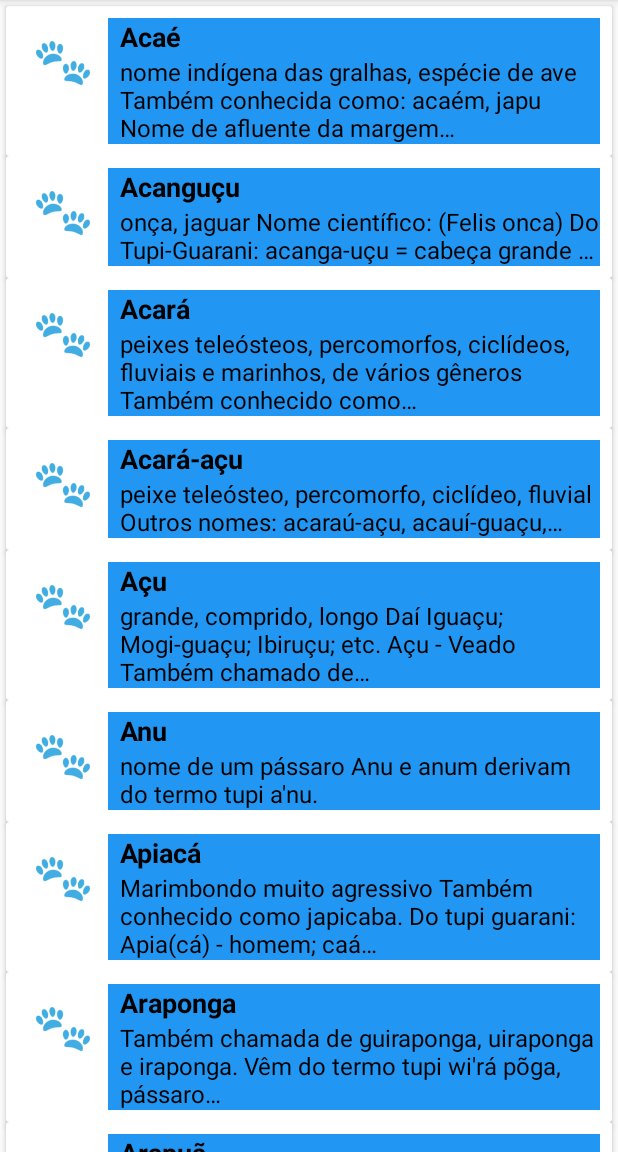
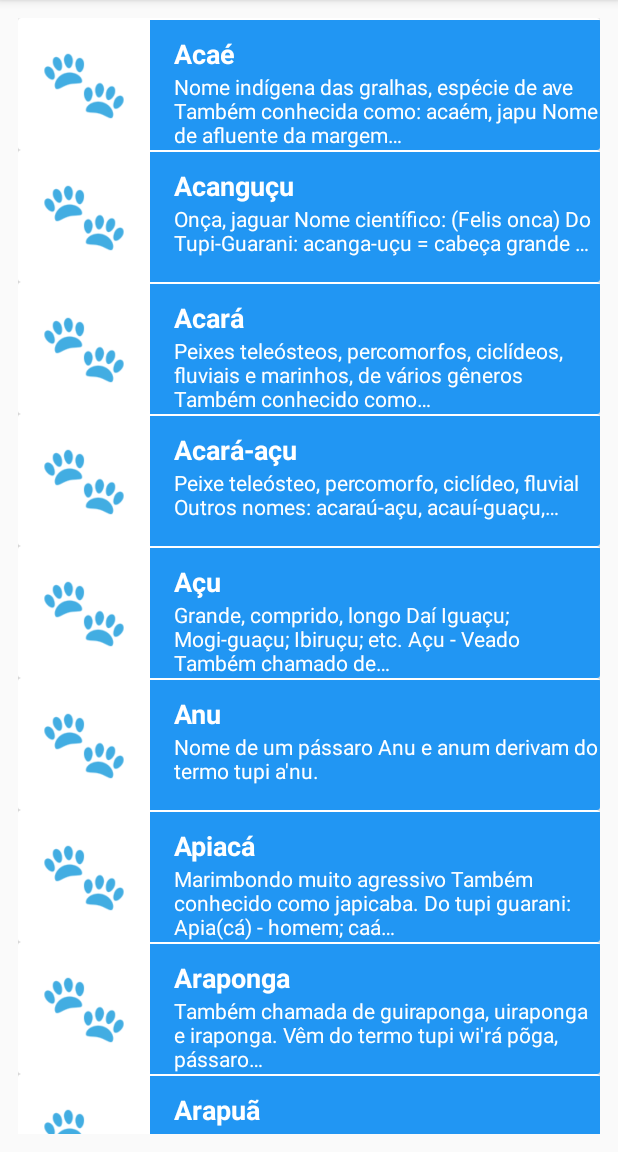
Before and after one commit to RubensZaes/Tupicionario, an Android app: the BichosActivity screen opened directly, with no data from a screen before it, on a phone screen of 412 x 824 dp, the part 84-1236 px from its top. Run offline under Robolectric (Android 15) with nearby library versions, the phone set to English and light mode, and no system bars.

Commit message:
Stylizing Activitys

```diff
--- a/app/src/main/java/com/example/tupicionario/BichosActivity.kt
+++ b/app/src/main/java/com/example/tupicionario/BichosActivity.kt
@@ -41,6 +41,6 @@ class BichosActivity : AppCompatActivity(), OnItemClickListener {
     }
 
     override fun onItemClick(itemList: Item, position: Int) {
-        Toast.makeText(this, itemList.description, Toast.LENGTH_SHORT).show()
+        Toast.makeText(this, itemList.description, Toast.LENGTH_LONG).show()
     }
 }
--- a/app/src/main/java/com/example/tupicionario/CulinariaActivity.kt
+++ b/app/src/main/java/com/example/tupicionario/CulinariaActivity.kt
@@ -36,6 +36,6 @@ class CulinariaActivity : AppCompatActivity(), OnItemClickListener {
     }
 
     override fun onItemClick(itemList: Item, position: Int) {
-        Toast.makeText(this, itemList.description, Toast.LENGTH_SHORT).show()
+        Toast.makeText(this, itemList.description, Toast.LENGTH_LONG).show()
     }
 }
--- a/app/src/main/java/com/example/tupicionario/PlantasActivity.kt
+++ b/app/src/main/java/com/example/tupicionario/PlantasActivity.kt
@@ -36,6 +36,6 @@ class PlantasActivity : AppCompatActivity(), OnItemClickListener {
     }
 
     override fun onItemClick(itemList: Item, position: Int) {
-        Toast.makeText(this, itemList.description, Toast.LENGTH_SHORT).show()
+        Toast.makeText(this, itemList.description, Toast.LENGTH_LONG).show()
     }
 }
--- a/app/src/main/java/com/example/tupicionario/PovosNativosActivity.kt
+++ b/app/src/main/java/com/example/tupicionario/PovosNativosActivity.kt
@@ -36,6 +36,6 @@ class PovosNativosActivity : AppCompatActivity(), OnItemClickListener {
     }
 
     override fun onItemClick(itemList: Item, position: Int) {
-        Toast.makeText(this, itemList.description, Toast.LENGTH_SHORT).show()
+        Toast.makeText(this, itemList.description, Toast.LENGTH_LONG).show()
     }
 }
--- a/app/src/main/res/layout/activity_bichos.xml
+++ b/app/src/main/res/layout/activity_bichos.xml
@@ -6,13 +6,13 @@
     android:layout_width="match_parent"
     android:layout_height="match_parent"
     tools:context=".BichosActivity"
-    android:id="@+id/rootBichos">
+    android:id="@+id/rootBichos"
+    android:padding="12dp">
 
     <androidx.recyclerview.widget.RecyclerView
         android:id="@+id/bichosRecycleView"
         android:layout_width="match_parent"
         android:layout_height="match_parent"
-        android:padding="4dp"
         android:clipToPadding="false"
         tools:listitem="@layout/list_item"/>
 
--- a/app/src/main/res/layout/activity_culinaria.xml
+++ b/app/src/main/res/layout/activity_culinaria.xml
@@ -6,13 +6,13 @@
     android:layout_width="match_parent"
     android:layout_height="match_parent"
     tools:context=".CulinariaActivity"
+    android:padding="12dp"
     android:id="@+id/rootCulinaria">
 
     <androidx.recyclerview.widget.RecyclerView
         android:id="@+id/culinariaRecycleView"
         android:layout_width="match_parent"
         android:layout_height="match_parent"
-        android:padding="4dp"
         android:clipToPadding="false"
         tools:listitem="@layout/list_item" />
 
--- a/app/src/main/res/layout/activity_plantas.xml
+++ b/app/src/main/res/layout/activity_plantas.xml
@@ -6,13 +6,13 @@
     android:layout_width="match_parent"
     android:layout_height="match_parent"
     tools:context=".PlantasActivity"
+    android:padding="12dp"
     android:id="@+id/rootPlantas">
 
     <androidx.recyclerview.widget.RecyclerView
         android:id="@+id/plantasRecycleView"
         android:layout_width="match_parent"
         android:layout_height="match_parent"
-        android:padding="4dp"
         android:clipToPadding="false"
         tools:listitem="@layout/list_item"/>
 </LinearLayout>
--- a/app/src/main/res/layout/activity_povos_nativos.xml
+++ b/app/src/main/res/layout/activity_povos_nativos.xml
@@ -6,13 +6,13 @@
     android:layout_width="match_parent"
     android:layout_height="match_parent"
     tools:context=".PovosNativosActivity"
+    android:padding="12dp"
     android:id="@+id/rootPovosNativos">
 
     <androidx.recyclerview.widget.RecyclerView
         android:id="@+id/povosNativosRecycleView"
         android:layout_width="match_parent"
         android:layout_height="match_parent"
-        android:padding="4dp"
         android:clipToPadding="false"
         tools:listitem="@layout/list_item"/>
 
--- a/app/src/main/res/layout/list_item.xml
+++ b/app/src/main/res/layout/list_item.xml
@@ -3,29 +3,28 @@
     xmlns:android="http://schemas.android.com/apk/res/android"
     android:orientation="horizontal"
     android:layout_width="match_parent"
-    android:layout_height="wrap_content"
-    android:padding="16dp"
+    android:layout_height="@dimen/list_item_height"
     android:id="@+id/cardViewLayout">
 
     <LinearLayout
         android:id="@+id/itemLayoutTextosLinearLayout"
-        android:layout_width="wrap_content"
-        android:layout_height="wrap_content"
-        android:orientation="horizontal"
-        android:padding="8dp">
+        android:layout_width="match_parent"
+        android:layout_height="@dimen/list_item_height"
+        android:paddingTop="1dp"
+        android:orientation="horizontal">
 
         <ImageView
             android:id="@+id/itemIconeImageView"
-            android:layout_width="60dp"
-            android:layout_height="60dp"
+            android:layout_width="@dimen/list_item_height"
+            android:layout_height="@dimen/list_item_height"
             android:src="@mipmap/ic_launcher"/>
 
         <LinearLayout
             android:id="@+id/layoutTextosLinearLayout"
-            android:layout_width="wrap_content"
-            android:layout_height="wrap_content"
+            android:layout_width="match_parent"
+            android:layout_height="@dimen/list_item_height"
             android:orientation="vertical"
-            android:paddingLeft="8dp">
+            android:paddingLeft="@dimen/activity_vertical_margin">
 
             <TextView
                 android:id="@+id/itemTituloTextView"
@@ -33,18 +32,20 @@
                 android:layout_height="0dp"
                 android:layout_weight="1"
                 android:text="Título"
-                android:textSize="18sp"
-                android:textColor="@android:color/black"
+                android:gravity="bottom"
+                android:textAppearance="@android:style/TextAppearance.Medium"
+                android:textColor="@android:color/white"
                 android:textStyle="bold"/>
 
             <TextView
                 android:id="@+id/itemDescricaoTextView"
                 android:layout_width="match_parent"
                 android:layout_height="0dp"
-                android:layout_weight="1"
+                android:layout_weight="1.5"
                 android:text="Descrição"
-                android:textSize="16sp"
-                android:textColor="@android:color/black"/>
+                android:gravity="top"
+                android:textAppearance="@android:style/TextAppearance.Small"
+                android:textColor="@android:color/white"/>
 
         </LinearLayout>
 
--- /dev/null
+++ b/app/src/main/res/values/dimens.xml
@@ -0,0 +1,6 @@
+<?xml version="1.0" encoding="utf-8"?>
+<resources>
+    <dimen name="activity_horizontal_margin">16dp</dimen>
+    <dimen name="activity_vertical_margin">16dp</dimen>
+    <dimen name="list_item_height">88dp</dimen>
+</resources>
--- a/app/src/main/res/values/strings.xml
+++ b/app/src/main/res/values/strings.xml
@@ -27,12 +27,12 @@
     </string-array>
 
     <string-array name="bichos_desc">
-        <item>nome indígena das gralhas, espécie de ave Também conhecida como: acaém, japu Nome de afluente da margem…</item>
-        <item>onça, jaguar Nome científico: (Felis onca) Do Tupi-Guarani: acanga-uçu = cabeça grande  …</item>
-        <item>peixes teleósteos, percomorfos, ciclídeos, fluviais e marinhos, de vários gêneros Também conhecido como…</item>
-        <item>peixe teleósteo, percomorfo, ciclídeo, fluvial Outros nomes: acaraú-açu, acauí-guaçu,…</item>
-        <item>grande, comprido, longo Daí Iguaçu; Mogi-guaçu; Ibiruçu; etc. Açu - Veado Também chamado de…</item>
-        <item>nome de um pássaro "Anu" e "anum" derivam do termo tupi a\'nu. </item>
+        <item>Nome indígena das gralhas, espécie de ave Também conhecida como: acaém, japu Nome de afluente da margem…</item>
+        <item>Onça, jaguar Nome científico: (Felis onca) Do Tupi-Guarani: acanga-uçu = cabeça grande  …</item>
+        <item>Peixes teleósteos, percomorfos, ciclídeos, fluviais e marinhos, de vários gêneros Também conhecido como…</item>
+        <item>Peixe teleósteo, percomorfo, ciclídeo, fluvial Outros nomes: acaraú-açu, acauí-guaçu,…</item>
+        <item>Grande, comprido, longo Daí Iguaçu; Mogi-guaçu; Ibiruçu; etc. Açu - Veado Também chamado de…</item>
+        <item>Nome de um pássaro "Anu" e "anum" derivam do termo tupi a\'nu. </item>
         <item>Marimbondo muito agressivo Também conhecido como japicaba. Do tupi guarani: Apia(cá) - homem; caá…</item>
         <item>Também chamada de "guiraponga", "uiraponga" e "iraponga". Vêm do termo tupi wi\'rá põga, "pássaro…</item>
         <item>Espécie de abelha Do tupi guarani ara (eira) = abelha, mel; poã = redondo => A abelha que faz o enxu…</item>
```
